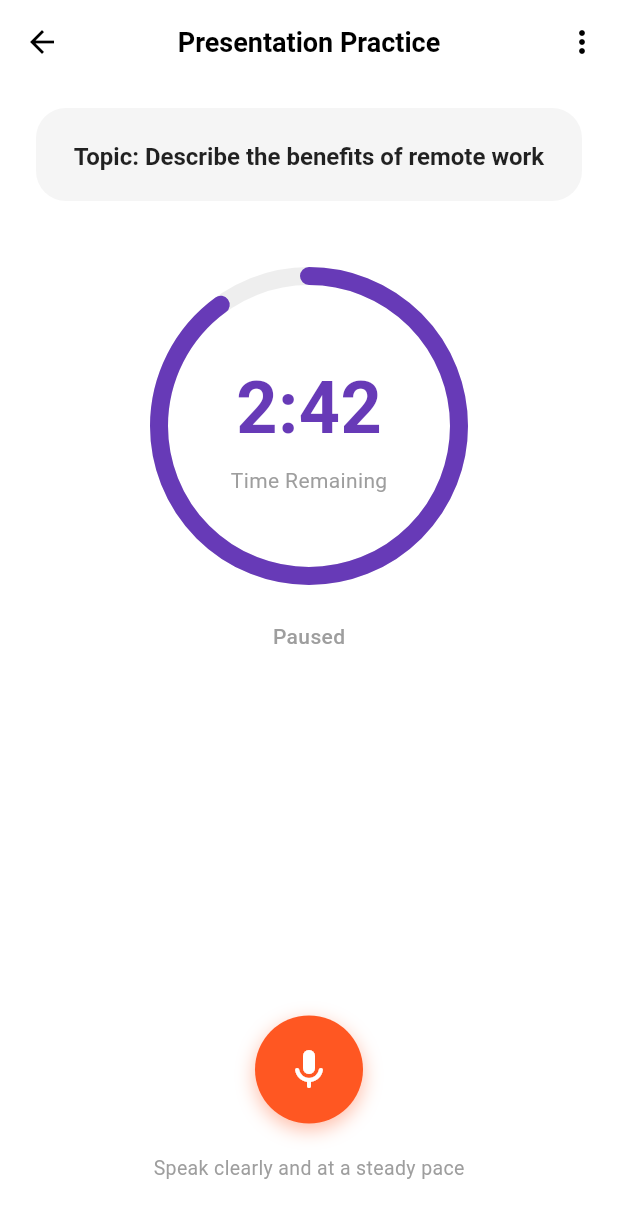
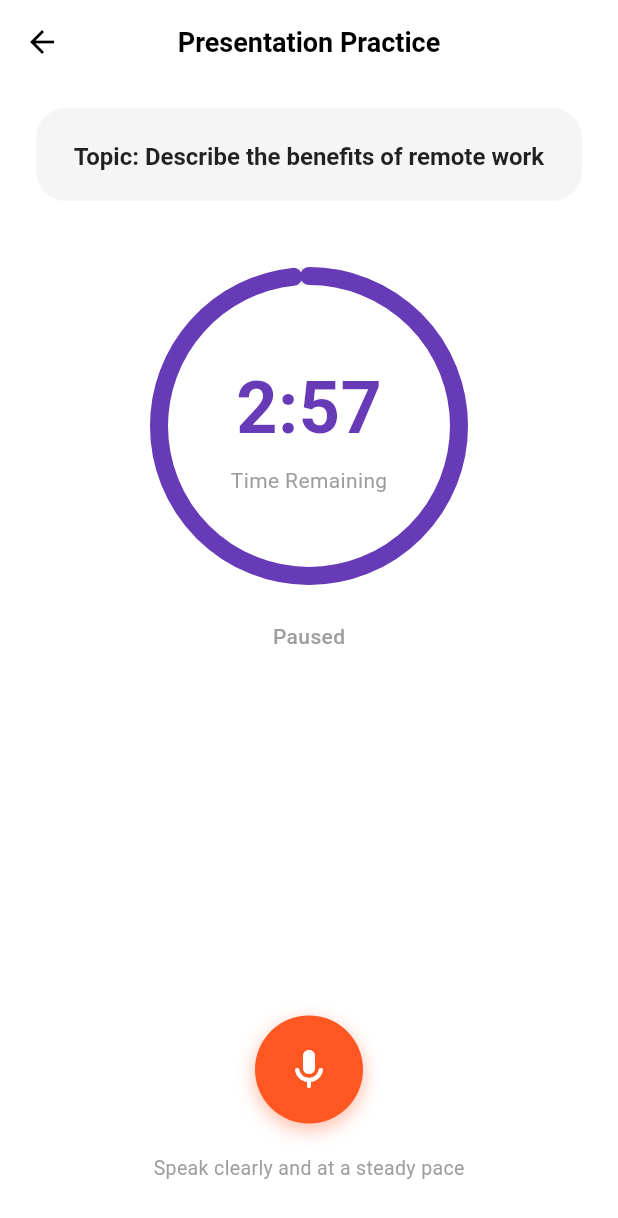
Before and after one commit to wardakhan0101/FYP-Project, a Flutter app: the PresentationPracticeScreen screen opened directly, after a tap on the "arrow back" icon, after a tap on the "stop" icon, on a phone screen of 412 x 824 dp. Shown: the top 1218 px of the screen. Run offline on Flutter 3.47's test engine with Material 3 defaults, Android fonts, the light colour scheme and no system bars; our stand-ins replace file_picker, firebase_auth, firebase_core, flutter_dotenv, google_fonts, permission_handler and 1 more; missing offline and left inert: flutter_gemma, flutter_sound, sherpa_onnx; accounts and stored records are empty.

Commit message:
chat screen with timed presentation screen

```diff
--- a/lib/screens/chat_screen.dart
+++ b/lib/screens/chat_screen.dart
@@ -2,6 +2,7 @@ import 'dart:convert';
 import 'package:flutter/material.dart';
 import 'package:flutter_dotenv/flutter_dotenv.dart';
 import 'package:http/http.dart' as http;
+import 'timed_presentation_screen.dart'; // Make sure this matches your filename
 
 class ChatScreen extends StatefulWidget {
   const ChatScreen({super.key});
@@ -16,7 +17,7 @@ class _ChatScreenState extends State<ChatScreen> {
   final ScrollController _scrollController = ScrollController();
   bool _isLoading = false;
 
-  // Your color scheme (kept exactly as requested)
+  // Colors
   final Color primaryPurple = const Color(0xFF8A48F0);
   final Color secondaryPurple = const Color(0xFFD9BFFF);
   final Color softBackground = const Color(0xFFF7F7FA);
@@ -31,17 +32,7 @@ class _ChatScreenState extends State<ChatScreen> {
 
   void _initializeChat() {
     final apiKey = dotenv.env['GROQ_API_KEY'];
-    if (apiKey == null || apiKey.isEmpty) {
-      WidgetsBinding.instance.addPostFrameCallback((_) {
-        ScaffoldMessenger.of(context).showSnackBar(
-          const SnackBar(
-            content: Text('API key not found. Check .env file.'),
-            backgroundColor: Colors.red,
-          ),
-        );
-      });
-      return;
-    }
+    if (apiKey == null || apiKey.isEmpty) return;
 
     setState(() {
       _messages.add(
@@ -59,11 +50,7 @@ class _ChatScreenState extends State<ChatScreen> {
     final userMessage = text.trim();
 
     setState(() {
-      _messages.add(ChatMessage(
-        text: userMessage,
-        isUser: true,
-        timestamp: DateTime.now(),
-      ));
+      _messages.add(ChatMessage(text: userMessage, isUser: true, timestamp: DateTime.now()));
       _isLoading = true;
     });
 
@@ -73,22 +60,13 @@ class _ChatScreenState extends State<ChatScreen> {
     try {
       final botResponse = await _getGroqResponse();
       setState(() {
-        _messages.add(ChatMessage(
-          text: botResponse,
-          isUser: false,
-          timestamp: DateTime.now(),
-        ));
+        _messages.add(ChatMessage(text: botResponse, isUser: false, timestamp: DateTime.now()));
         _isLoading = false;
       });
       _scrollToBottom();
     } catch (e) {
       setState(() {
-        _messages.add(ChatMessage(
-          text: "Error: ${e.toString()}",
-          isUser: false,
-          timestamp: DateTime.now(),
-          isError: true,
-        ));
+        _messages.add(ChatMessage(text: "Error: ${e.toString()}", isUser: false, timestamp: DateTime.now(), isError: true));
         _isLoading = false;
       });
       _scrollToBottom();
@@ -100,10 +78,7 @@ class _ChatScreenState extends State<ChatScreen> {
     const url = 'https://api.groq.com/openai/v1/chat/completions';
 
     List<Map<String, String>> apiMessages = [
-      {
-        "role": "system",
-        "content": "You are a friendly language learning tutor. Keep responses concise (2-4 sentences)."
-      }
+      {"role": "system", "content": "You are a friendly language learning tutor. Keep responses concise (2-4 sentences)."}
     ];
 
     for (var msg in _messages) {
@@ -132,8 +107,7 @@ class _ChatScreenState extends State<ChatScreen> {
         final data = jsonDecode(response.body);
         return data['choices'][0]['message']['content'];
       } else {
-        final errorData = jsonDecode(response.body);
-        throw Exception(errorData['error']['message']);
+        throw Exception(jsonDecode(response.body)['error']['message']);
       }
     } catch (e) {
       throw Exception("Network Error: $e");
@@ -144,7 +118,7 @@ class _ChatScreenState extends State<ChatScreen> {
     WidgetsBinding.instance.addPostFrameCallback((_) {
       if (_scrollController.hasClients) {
         _scrollController.animateTo(
-          _scrollController.position.maxScrollExtent + 60, // Add buffer for new message
+          _scrollController.position.maxScrollExtent + 60,
           duration: const Duration(milliseconds: 300),
           curve: Curves.easeOut,
         );
@@ -159,12 +133,13 @@ class _ChatScreenState extends State<ChatScreen> {
     super.dispose();
   }
 
+  // --- UI BUILD ---
   @override
   Widget build(BuildContext context) {
     return Scaffold(
       backgroundColor: softBackground,
       appBar: AppBar(
-        backgroundColor: softBackground, // Blends with body
+        backgroundColor: softBackground,
         elevation: 0,
         centerTitle: true,
         leading: Padding(
@@ -179,16 +154,15 @@ class _ChatScreenState extends State<ChatScreen> {
         ),
         title: Text(
           'AI Tutor',
-          style: TextStyle(
-            color: textDark,
-            fontSize: 18,
-            fontWeight: FontWeight.bold,
-          ),
+          style: TextStyle(color: textDark, fontSize: 18, fontWeight: FontWeight.bold),
         ),
       ),
       body: SafeArea(
         child: Column(
           children: [
+            // --- NEW: Mode Selector added here ---
+            _buildModeSelector(),
+
             Expanded(
               child: ListView.builder(
                 controller: _scrollController,
@@ -222,30 +196,87 @@ class _ChatScreenState extends State<ChatScreen> {
     );
   }
 
+  // --- Toggle Switch Widget ---
+  Widget _buildModeSelector() {
+    return Padding(
+      padding: const EdgeInsets.symmetric(horizontal: 16.0, vertical: 8.0),
+      child: Container(
+        height: 50,
+        decoration: BoxDecoration(
+          color: Colors.white,
+          borderRadius: BorderRadius.circular(25),
+          boxShadow: [
+            BoxShadow(
+              color: Colors.black.withOpacity(0.05),
+              blurRadius: 4,
+              offset: const Offset(0, 2),
+            ),
+          ],
+        ),
+        child: Row(
+          children: [
+            // Option 1: Freestyle (Current Screen - Active)
+            Expanded(
+              child: Container(
+                margin: const EdgeInsets.all(4),
+                decoration: BoxDecoration(
+                  color: primaryPurple,
+                  borderRadius: BorderRadius.circular(22),
+                ),
+                child: const Center(
+                  child: Text(
+                    "Freestyle",
+                    style: TextStyle(color: Colors.white, fontWeight: FontWeight.bold, fontSize: 14),
+                  ),
+                ),
+              ),
+            ),
+
+            // Option 2: Timed Presentation (Navigates to other file)
+            Expanded(
+              child: GestureDetector(
+                onTap: () {
+                  // Navigate to the external file widget
+                  Navigator.push(
+                    context,
+                    MaterialPageRoute(
+                      // Assuming the class name in the other file is PresentationPracticeScreen
+                      builder: (context) => const PresentationPracticeScreen(),
+                    ),
+                  );
+                },
+                child: Container(
+                  margin: const EdgeInsets.all(4),
+                  decoration: BoxDecoration(
+                    color: Colors.transparent,
+                    borderRadius: BorderRadius.circular(22),
+                  ),
+                  child: Center(
+                    child: Text(
+                      "Timed Presentation",
+                      style: TextStyle(color: textGrey, fontWeight: FontWeight.w600, fontSize: 14),
+                    ),
+                  ),
+                ),
+              ),
+            ),
+          ],
+        ),
+      ),
+    );
+  }
+
   Widget _buildSmartInputArea() {
     return Container(
       padding: const EdgeInsets.symmetric(horizontal: 16, vertical: 12),
       decoration: BoxDecoration(
         color: Colors.white,
-        boxShadow: [
-          BoxShadow(
-            color: Colors.black.withOpacity(0.05),
-            blurRadius: 10,
-            offset: const Offset(0, -5),
-          ),
-        ],
         borderRadius: const BorderRadius.vertical(top: Radius.circular(25)),
       ),
       child: Row(
         children: [
-          // 1. The Mic Button (Decoration Only)
           InkWell(
-            onTap: () {
-              // Placeholder logic
-              ScaffoldMessenger.of(context).showSnackBar(
-                const SnackBar(content: Text('Mic not implemented yet!'), duration: Duration(seconds: 1)),
-              );
-            },
+            onTap: () {}, // Mic placeholder
             borderRadius: BorderRadius.circular(30),
             child: Container(
               padding: const EdgeInsets.all(10),
@@ -257,8 +288,6 @@ class _ChatScreenState extends State<ChatScreen> {
             ),
           ),
           const SizedBox(width: 12),
-
-          // 2. The Text Input
           Expanded(
             child: Container(
               padding: const EdgeInsets.symmetric(horizontal: 16),
@@ -278,8 +307,6 @@ class _ChatScreenState extends State<ChatScreen> {
             ),
           ),
           const SizedBox(width: 12),
-
-          // 3. Send Button
           InkWell(
             onTap: () => _sendMessage(_controller.text),
             child: CircleAvatar(
@@ -294,13 +321,12 @@ class _ChatScreenState extends State<ChatScreen> {
   }
 }
 
-// --- Simplified and Prettier Message Bubble ---
+// Data Models
 class ChatMessage {
   final String text;
   final bool isUser;
   final DateTime timestamp;
   final bool isError;
-
   ChatMessage({required this.text, required this.isUser, required this.timestamp, this.isError = false});
 }
 
@@ -321,7 +347,6 @@ class MessageBubble extends StatelessWidget {
   @override
   Widget build(BuildContext context) {
     final isUser = message.isUser;
-
     return Align(
       alignment: isUser ? Alignment.centerRight : Alignment.centerLeft,
       child: Container(
@@ -337,30 +362,17 @@ class MessageBubble extends StatelessWidget {
             bottomRight: Radius.circular(isUser ? 4 : 20),
           ),
           boxShadow: [
-            BoxShadow(
-              color: Colors.black.withOpacity(0.05),
-              blurRadius: 5,
-              offset: const Offset(0, 2),
-            )
+            BoxShadow(color: Colors.black.withOpacity(0.05), blurRadius: 5, offset: const Offset(0, 2))
           ],
         ),
         child: Column(
           crossAxisAlignment: CrossAxisAlignment.start,
           children: [
-            Text(
-              message.text,
-              style: TextStyle(
-                color: isUser ? Colors.white : textDark,
-                fontSize: 15,
-              ),
-            ),
+            Text(message.text, style: TextStyle(color: isUser ? Colors.white : textDark, fontSize: 15)),
             const SizedBox(height: 4),
             Text(
               "${message.timestamp.hour}:${message.timestamp.minute.toString().padLeft(2, '0')}",
-              style: TextStyle(
-                color: isUser ? Colors.white.withOpacity(0.7) : Colors.grey,
-                fontSize: 10,
-              ),
+              style: TextStyle(color: isUser ? Colors.white.withOpacity(0.7) : Colors.grey, fontSize: 10),
             ),
           ],
         ),
--- a/lib/screens/timed_presentation_screen.dart
+++ b/lib/screens/timed_presentation_screen.dart
@@ -1,6 +1,8 @@
 import 'dart:async';
 import 'dart:math';
 import 'package:flutter/material.dart';
+
+import 'chat_screen.dart';
 
 void main() {
   runApp(const MaterialApp(
@@ -19,8 +21,8 @@ class PresentationPracticeScreen extends StatefulWidget {
 class _PresentationPracticeScreenState extends State<PresentationPracticeScreen> {
   // Logic Variables
   Timer? _timer;
-  int _totalSeconds = 180; // 3 minutes
-  int _remainingSeconds = 165; // Starting at 2:45 as per screenshot
+  int _totalSeconds = 180;
+  int _remainingSeconds = 180;
   bool _isRecording = true;
   String _currentTopic = "";
 
@@ -101,19 +103,19 @@ class _PresentationPracticeScreenState extends State<PresentationPracticeScreen>
         elevation: 0,
         leading: IconButton(
           icon: const Icon(Icons.arrow_back, color: Colors.black),
-          onPressed: () {},
+          onPressed: () {
+            Navigator.of(context).push(
+              MaterialPageRoute(
+                builder: (context) => const ChatScreen(),
+              ),
+            );
+          },
         ),
         title: const Text(
           "Presentation Practice",
           style: TextStyle(color: Colors.black, fontWeight: FontWeight.bold, fontSize: 18),
         ),
         centerTitle: true,
-        actions: [
-          IconButton(
-            icon: const Icon(Icons.more_vert, color: Colors.black),
-            onPressed: () {},
-          )
-        ],
       ),
       body: Padding(
         padding: const EdgeInsets.symmetric(horizontal: 24.0, vertical: 16.0),
```
